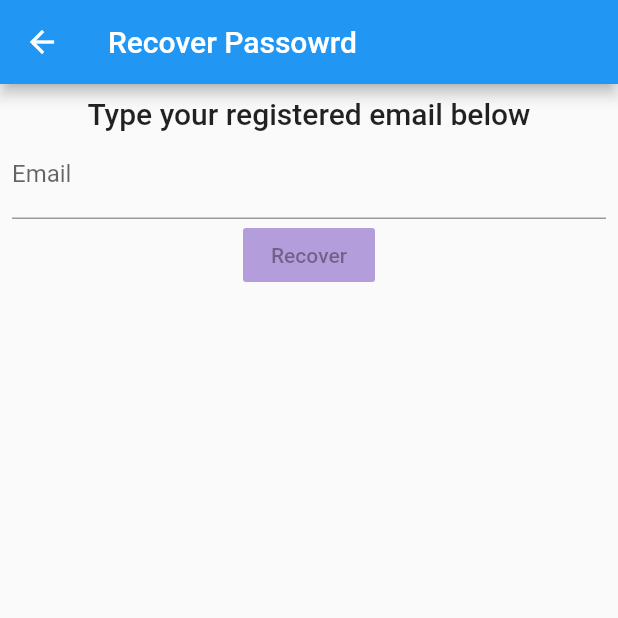
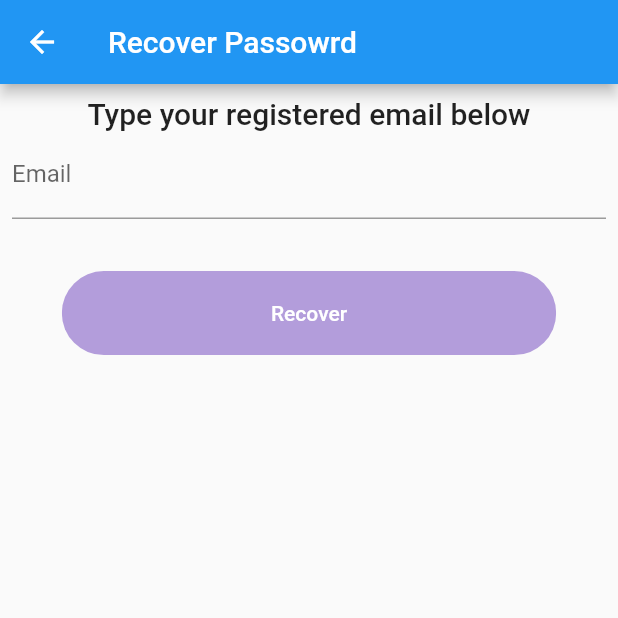
Before and after one commit to mykg/flutter-signup-signin-amplify, a Flutter app: the screen it shows after launch, after a tap on "LOGIN", after a tap on "Forgot Password?", on a phone screen of 412 x 824 dp, the top half of it. Run offline on Flutter 3.47's test engine with Material 2 defaults, Android fonts, the phone set to English and light mode, and no system bars; our stand-ins replace shared_preferences; missing offline and left inert: amplify_analytics_pinpoint, amplify_auth_cognito, amplify_flutter.

Commit message:
UI improvement bugs remains

```diff
--- a/lib/screens/forgotpassword.dart
+++ b/lib/screens/forgotpassword.dart
@@ -1,7 +1,7 @@
 import 'package:amplify_auth_cognito/amplify_auth_cognito.dart';
 import 'package:amplify_flutter/amplify.dart';
-import 'package:amplify_login/constants.dart';
 import 'package:amplify_login/screens/comfirmpassreset.dart';
+import 'package:amplify_login/widgets/rounded_button.dart';
 import 'package:flutter/material.dart';
 import 'package:shared_preferences/shared_preferences.dart';
 
@@ -35,21 +35,26 @@ class _ForgotPasswordScreenState extends State<ForgotPasswordScreen> {
 
   @override
   Widget build(BuildContext context) {
-    Widget ConfirmButton;
+    Size size = MediaQuery.of(context).size;
+    Widget confirmButton;
     if (isloading) {
-      ConfirmButton = Center(
+      confirmButton = Center(
         child: CircularProgressIndicator(
           valueColor: new AlwaysStoppedAnimation<Color>(Color(0xFFfbad20)),
         ),
       );
     } else {
-      ConfirmButton = MaterialButton(
+      confirmButton = RoundedButton(
+        text: "Recover",
+        press: _isEnabled ? () { String email2; _submitMail(context, email2); } : null,
+      );
+          /*MaterialButton(
         color: kPrimaryColor,
         disabledColor: Colors.deepPurple.shade200,
-        onPressed: _isEnabled ? () { String email2; _submitMail(context, email2); } : null,
+        //onPressed: _isEnabled ? () { String email2; _submitMail(context, email2); } : null,
         //onPressed: (String email) => _submitMail(context, email),
         child: Text("Recover"),
-      );
+      );*/
     }
     return Scaffold(
       key: _scaffoldKey,
@@ -80,7 +85,8 @@ class _ForgotPasswordScreenState extends State<ForgotPasswordScreen> {
                   }
                 },
               ),
-              ConfirmButton,
+              SizedBox(height: size.height * 0.03),
+              confirmButton,
             ],
           ),
         ),
--- a/lib/screens/signin.dart
+++ b/lib/screens/signin.dart
@@ -6,14 +6,11 @@ import 'package:amplify_login/screens/signup.dart';
 import 'package:amplify_login/widgets/forgotPassword.dart';
 import 'package:amplify_login/widgets/text_field_container.dart';
 import 'package:flutter/material.dart';
-import 'package:amplify_login/widgets/rounded_pass.dart';
-import 'package:amplify_login/widgets/rounded_input.dart';
 import 'package:amplify_login/widgets/rounded_button.dart';
 import 'package:amplify_login/widgets/already_have_acc_check.dart';
 import 'package:shared_preferences/shared_preferences.dart';
 import 'package:amplify_login/screens/forgotpassword.dart';
 import 'dart:async';
-import 'dart:io';
 
 class SigninScreen extends StatefulWidget {
   SigninScreen({Key key}) : super(key: key);
@@ -29,11 +26,25 @@ class _SigninScreenState extends State<SigninScreen> {
   final _formKey = GlobalKey<FormState>();
   final _scaffoldKey = GlobalKey<ScaffoldState>();
   bool _obscureText = true;
+  bool isloading = false;
 
   @override
-  bool isloading = false;
   Widget build(BuildContext context) {
     Size size = MediaQuery.of(context).size;
+    Widget loginButton;
+    if (isloading) {
+      loginButton = Center(
+        child: CircularProgressIndicator(
+          valueColor: new AlwaysStoppedAnimation<Color>(Color(0xFFfbad20)),
+        ),
+      );
+    } else {
+      loginButton = RoundedButton(
+        text: "LOGIN",
+        press: () { _loginButtonOnPressed(context); },
+      );
+    }
+
     return Scaffold(
       key: _scaffoldKey,
       body: Form(
@@ -104,12 +115,7 @@ class _SigninScreenState extends State<SigninScreen> {
                       ),
                     ),
                   ),
-                  RoundedButton(
-                    text: "LOGIN",
-                    press: () {
-                      _loginButtonOnPressed(context);
-                    },
-                  ),
+                  loginButton,
                   SizedBox(height: size.height * 0.03),
                   ForgotPassword(
                     press: () {
--- a/lib/widgets/rounded_button.dart
+++ b/lib/widgets/rounded_button.dart
@@ -21,8 +21,9 @@ class RoundedButton extends StatelessWidget {
       width: size.width * 0.8,
       child: ClipRRect(
         borderRadius: BorderRadius.circular(29),
-        child: FlatButton(
+        child: MaterialButton(
           padding: EdgeInsets.symmetric(vertical: 20, horizontal: 40),
+          disabledColor: Colors.deepPurple.shade200,
           color: color,
           onPressed: press,
           child: Text(
```
Also changed, not shown: lib/screens/emailconfirmscreen.dart (+30 -23 lines), lib/screens/signup.dart (+14 -7 lines), 4 other files.
